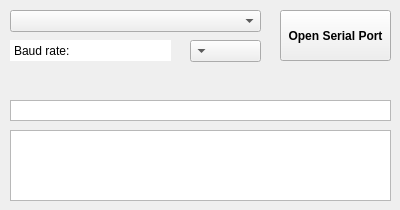
Above: cubes_control/ui/cubes_control.ui from tstana/cubes-sw before the change. Below: the same form after it.
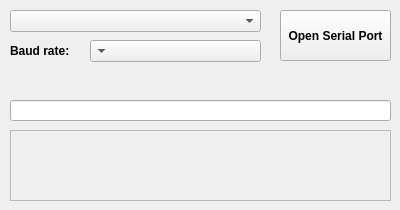
That is the form after the change.

Commit message:
cubes_control: Small changes to UI
- replaced input plain text box for line edit
- replaced static plain text boxes for labels

Diff of the .ui file:
```diff
--- a/cubes_control/ui/cubes_control.ui
+++ b/cubes_control/ui/cubes_control.ui
@@ -13,32 +13,6 @@
   <property name="windowTitle">
    <string>CUBES Control Program</string>
   </property>
-  <widget class="QPlainTextEdit" name="textToSend">
-   <property name="geometry">
-    <rect>
-     <x>10</x>
-     <y>100</y>
-     <width>381</width>
-     <height>21</height>
-    </rect>
-   </property>
-   <property name="verticalScrollBarPolicy">
-    <enum>Qt::ScrollBarAlwaysOff</enum>
-   </property>
-  </widget>
-  <widget class="QPlainTextEdit" name="textMsgs">
-   <property name="geometry">
-    <rect>
-     <x>10</x>
-     <y>130</y>
-     <width>381</width>
-     <height>71</height>
-    </rect>
-   </property>
-   <property name="textInteractionFlags">
-    <set>Qt::TextSelectableByKeyboard|Qt::TextSelectableByMouse</set>
-   </property>
-  </widget>
   <widget class="QComboBox" name="cbSerialPorts">
    <property name="geometry">
     <rect>
@@ -68,40 +42,12 @@
     <string>Open Serial Port</string>
    </property>
   </widget>
-  <widget class="QPlainTextEdit" name="textBaudRate">
-   <property name="geometry">
-    <rect>
-     <x>10</x>
-     <y>40</y>
-     <width>161</width>
-     <height>21</height>
-    </rect>
-   </property>
-   <property name="frameShape">
-    <enum>QFrame::NoFrame</enum>
-   </property>
-   <property name="frameShadow">
-    <enum>QFrame::Sunken</enum>
-   </property>
-   <property name="lineWidth">
-    <number>1</number>
-   </property>
-   <property name="verticalScrollBarPolicy">
-    <enum>Qt::ScrollBarAlwaysOff</enum>
-   </property>
-   <property name="plainText">
-    <string>Baud rate:</string>
-   </property>
-   <property name="textInteractionFlags">
-    <set>Qt::TextSelectableByKeyboard</set>
-   </property>
-  </widget>
   <widget class="QComboBox" name="cbBaudRates">
    <property name="geometry">
     <rect>
-     <x>190</x>
+     <x>90</x>
      <y>40</y>
-     <width>71</width>
+     <width>171</width>
      <height>22</height>
     </rect>
    </property>
@@ -109,6 +55,57 @@
     <enum>Qt::RightToLeft</enum>
    </property>
   </widget>
+  <widget class="QLabel" name="lblBaudRate">
+   <property name="geometry">
+    <rect>
+     <x>10</x>
+     <y>40</y>
+     <width>71</width>
+     <height>21</height>
+    </rect>
+   </property>
+   <property name="font">
+    <font>
+     <weight>75</weight>
+     <bold>true</bold>
+    </font>
+   </property>
+   <property name="text">
+    <string>Baud rate:</string>
+   </property>
+  </widget>
+  <widget class="QLabel" name="lblMsgs">
+   <property name="geometry">
+    <rect>
+     <x>10</x>
+     <y>130</y>
+     <width>381</width>
+     <height>71</height>
+    </rect>
+   </property>
+   <property name="frameShape">
+    <enum>QFrame::StyledPanel</enum>
+   </property>
+   <property name="text">
+    <string/>
+   </property>
+   <property name="textFormat">
+    <enum>Qt::PlainText</enum>
+   </property>
+   <property name="alignment">
+    <set>Qt::AlignLeading|Qt::AlignLeft|Qt::AlignTop</set>
+   </property>
+  </widget>
+  <widget class="QLineEdit" name="textToSend">
+   <property name="geometry">
+    <rect>
+     <x>10</x>
+     <y>100</y>
+     <width>381</width>
+     <height>21</height>
+    </rect>
+   </property>
+  </widget>
  </widget>
  <resources/>
  <connections/>
```
